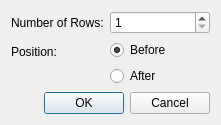
Qt form scribus/ui/inserttablerowsdialog.ui (scribusproject/scribus) before a commit.
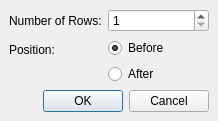
The same form after that commit.

Commit message: #16456: Unify margins and spacing for dialogs, set 4 <bubu>

```diff
--- a/scribus/ui/inserttablerowsdialog.ui
+++ b/scribus/ui/inserttablerowsdialog.ui
@@ -17,6 +17,18 @@
    <bool>true</bool>
   </property>
   <layout class="QVBoxLayout" name="verticalLayout_2">
+   <property name="leftMargin">
+    <number>9</number>
+   </property>
+   <property name="topMargin">
+    <number>9</number>
+   </property>
+   <property name="rightMargin">
+    <number>9</number>
+   </property>
+   <property name="bottomMargin">
+    <number>9</number>
+   </property>
    <item>
     <layout class="QFormLayout" name="formLayout">
      <item row="0" column="0">
```
The commit also changes 7 other files.
